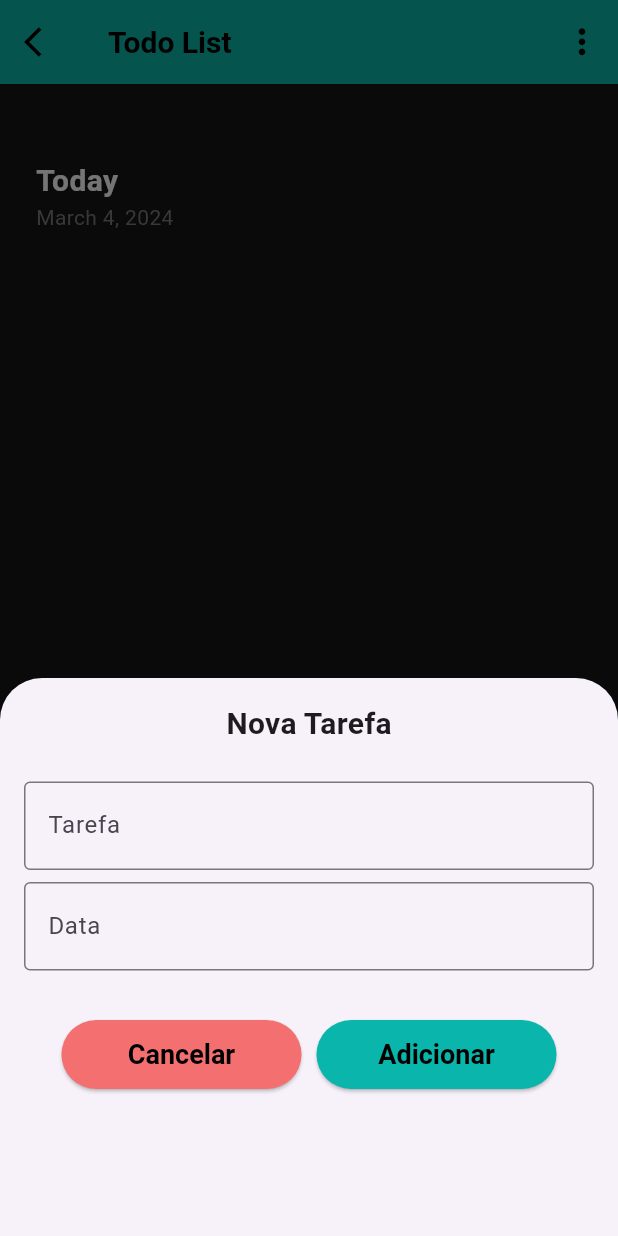
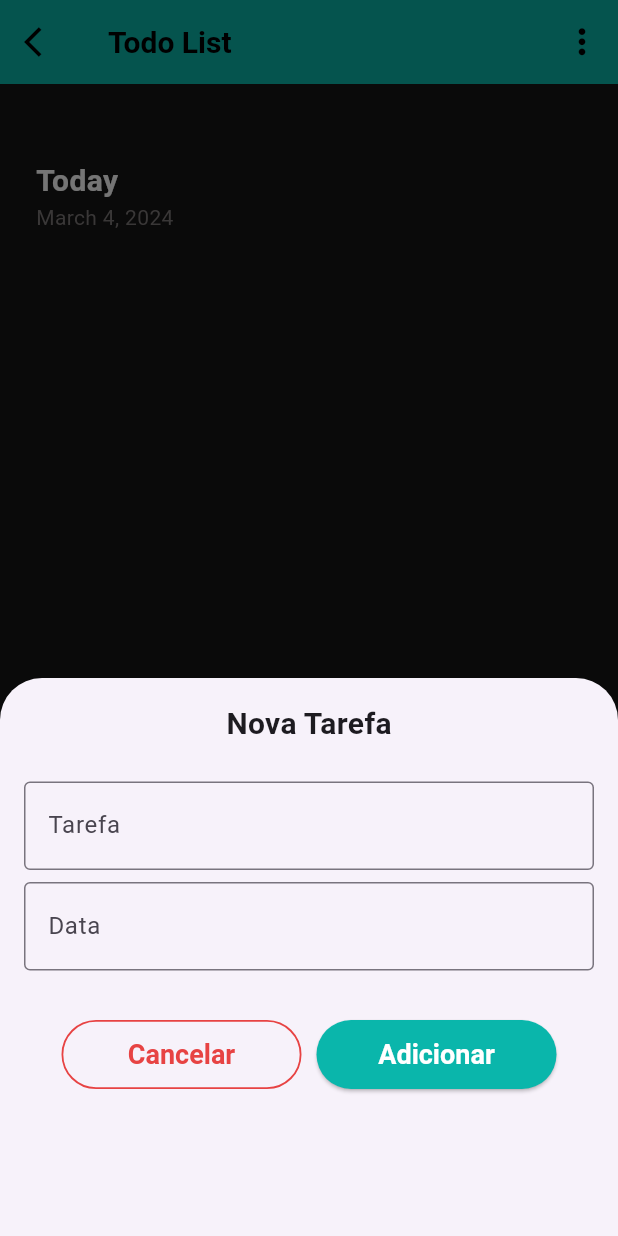
Before and after one commit to dionedev/ToDo_List, a Flutter app: the screen it shows after launch, after a tap on the "add" icon, on a phone screen of 412 x 824 dp. Run offline on Flutter 3.47's test engine with Material 3 defaults, Android fonts, the phone set to English and light mode, and no system bars.

Commit message:
feat: substitui o botão elevated para um botão outline

```diff
--- a/lib/main.dart
+++ b/lib/main.dart
@@ -11,6 +11,7 @@ class ToDoApp extends StatelessWidget {
   @override
   Widget build(BuildContext context) {
     return MaterialApp(
+      debugShowCheckedModeBanner: false,
       initialRoute: 'todoList',
       routes: {
         'todoList': (context) => const ToDoListPage(),
--- a/lib/pages/todolist_page.dart
+++ b/lib/pages/todolist_page.dart
@@ -23,12 +23,20 @@ class _ToDoListPageState extends State<ToDoListPage> {
   List<Task> toDoList = [];
 
   void addTask() {
+    String taskName = taskNameController.text.trim();
+    String taskDate = taskDateController.text.trim();
+
+    if (taskName.isNotEmpty && taskDate.isNotEmpty) {
       Task task = Task(taskNameController.text, taskDateController.text, false);
+
       setState(() {
         toDoList.add(task);
         taskNameController.clear();
         taskDateController.clear();
       });
+    } else {
+      null;
+    }
   }
 
   void updateTaskStatus(index, isDone) {
@@ -81,8 +89,8 @@ class _ToDoListPageState extends State<ToDoListPage> {
           child: Column(
             crossAxisAlignment: CrossAxisAlignment.start,
             children: [
-              Container(
-                child: const Column(
+              const SizedBox(
+                child: Column(
                   crossAxisAlignment: CrossAxisAlignment.start,
                   children: [
                     Text(
@@ -149,11 +157,13 @@ class _ToDoListPageState extends State<ToDoListPage> {
                                   ),
                                   Padding(
                                     padding: const EdgeInsets.only(
-                                        top: 24, bottom: 8),
+                                      top: 24,
+                                      bottom: 8,
+                                    ),
                                     child: TextField(
                                       controller: taskNameController,
                                       style: const TextStyle(
-                                        color: Color.fromRGBO(175, 174, 174, 1),
+                                        color: Color.fromRGBO(37, 37, 37, 1),
                                         fontSize: 18,
                                       ),
                                       decoration: const InputDecoration(
@@ -166,12 +176,12 @@ class _ToDoListPageState extends State<ToDoListPage> {
                                   TextField(
                                     controller: taskDateController,
                                     style: const TextStyle(
-                                      color: Color.fromRGBO(175, 174, 174, 1),
+                                      color: Color.fromRGBO(37, 37, 37, 1),
                                       fontSize: 18,
                                     ),
                                     decoration: const InputDecoration(
                                       labelText: 'Data',
-                                      hintText: 'dd/mm/aa ',
+                                      hintText: 'dd/mm',
                                       border: OutlineInputBorder(),
                                     ),
                                   ),
@@ -184,13 +194,17 @@ class _ToDoListPageState extends State<ToDoListPage> {
                                       Padding(
                                         padding:
                                             const EdgeInsets.only(right: 10),
-                                        child: ElevatedButton(
-                                          style: ElevatedButton.styleFrom(
+                                        child: OutlinedButton(
+                                          style: OutlinedButton.styleFrom(
                                             fixedSize: const Size(160, 46),
-                                            foregroundColor: Colors.black,
-                                            backgroundColor:
+                                            foregroundColor:
                                                 const Color.fromRGBO(
-                                                    244, 112, 112, 1),
+                                                    231, 67, 67, 1),
+                                            side: const BorderSide(
+                                              width: 1.2,
+                                              color: Color.fromRGBO(
+                                                  231, 67, 67, 1),
+                                            ),
                                             textStyle: const TextStyle(
                                               fontSize: 18,
                                               fontWeight: FontWeight.bold,
@@ -198,6 +212,10 @@ class _ToDoListPageState extends State<ToDoListPage> {
                                           ),
                                           onPressed: () {
                                             Navigator.pop(context);
+                                            setState(() {
+                                              taskNameController.clear();
+                                              taskDateController.clear();
+                                            });
                                           },
                                           child: const Text('Cancelar'),
                                         ),
@@ -205,7 +223,7 @@ class _ToDoListPageState extends State<ToDoListPage> {
                                       ElevatedButton(
                                         style: ElevatedButton.styleFrom(
                                           fixedSize: const Size(160, 46),
-                                          foregroundColor: Colors.black,
+                                          foregroundColor: Colors.white,
                                           backgroundColor: const Color.fromRGBO(
                                               10, 182, 171, 1),
                                           textStyle: const TextStyle(
```
Lines whose indentation alone changed are shown as unchanged.
